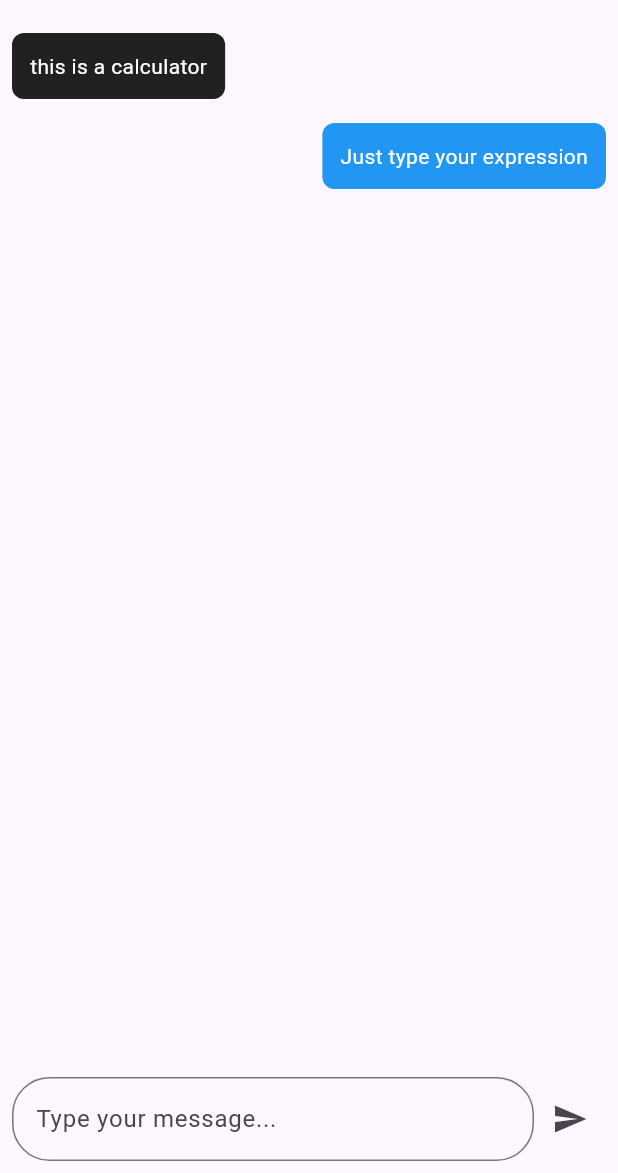
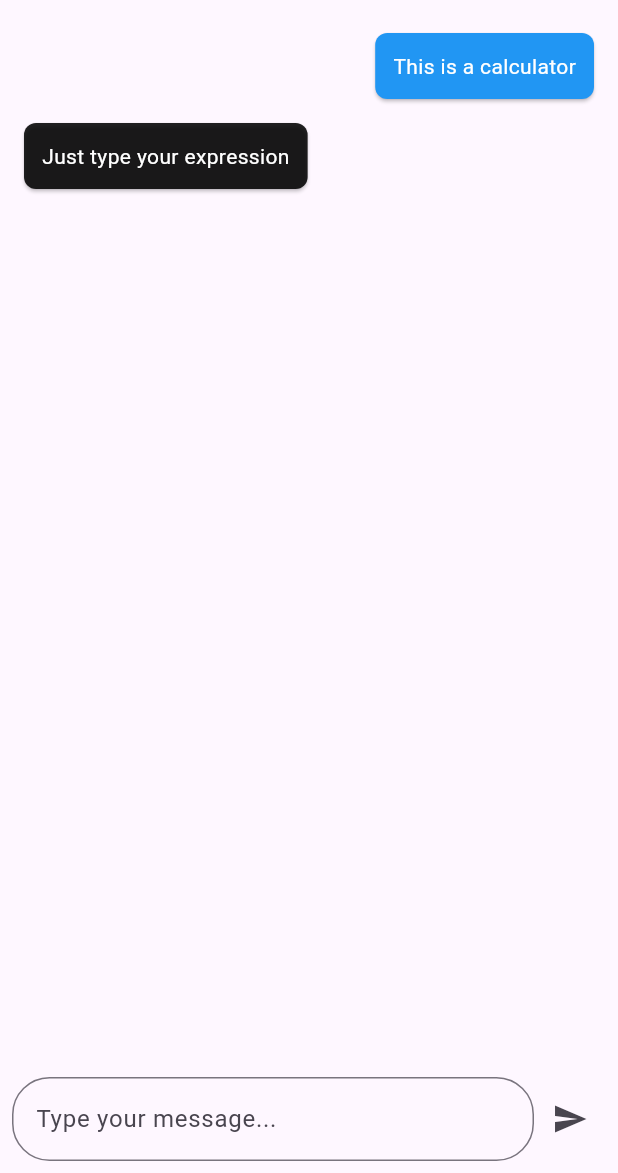
Before and after one commit to selvaganesh0/Whatsapp_calculator, a Flutter app: the screen it shows after launch, after a tap on the "send" icon, on a phone screen of 412 x 824 dp, the part 63-1236 px from its top. Run offline on Flutter 3.47's test engine with Material 3 defaults, Android fonts, the phone set to English and light mode, and no system bars; our stand-ins replace math_expressions.

Commit message:
Update main.dart

```diff
--- a/lib/main.dart
+++ b/lib/main.dart
@@ -9,6 +9,7 @@ class MyApp extends StatelessWidget {
   @override
   Widget build(BuildContext context) {
     return MaterialApp(
+      debugShowCheckedModeBanner: false,
       home: ChatScreen(),
     );
   }
@@ -21,12 +22,25 @@ class ChatScreen extends StatefulWidget {
 
 class _ChatScreenState extends State<ChatScreen> {
   TextEditingController _textController = TextEditingController();
-  int count=0;
   List<Message> _messages = [
-    Message(isMe:false, text:"this is a calculator"),
-    Message(isMe:true, text:"Just type your expression"),
+    Message(isMe: true, text: "This is a calculator"),
+    Message(isMe: false, text: "Just type your expression"),
+  ];
 
-  ];
+  void _handleSendMessage(String message) {
+    setState(() {
+      _messages.add(Message(isMe: true, text: message));
+      try {
+        Parser p = Parser();
+        Expression exp = p.parse(message);
+        ContextModel cm = ContextModel();
+        double eval = exp.evaluate(EvaluationType.REAL, cm);
+        _messages.add(Message(isMe: false, text: eval.toString()));
+      } catch (e) {
+        _messages.add(Message(isMe: false, text: "Error"));
+      }
+    });
+  }
 
   @override
   Widget build(BuildContext context) {
@@ -40,20 +54,12 @@ class _ChatScreenState extends State<ChatScreen> {
             child: ListView.builder(
               itemCount: _messages.length,
               itemBuilder: (context, index) {
-                return MessageWidget(message:_messages[index]);
+                return MessageWidget(message: _messages[index]);
               },
             ),
           ),
           InputWidget(
-            onSendMessage: (String message) {
-              setState(() {
-                count++;
-                if(count%2==0)
-                  _messages.add(Message(isMe:false, text: message));
-                else
-                  _messages.add(Message(isMe:true, text: message));
-              });
-            },
+            onSendMessage: _handleSendMessage,
           ),
         ],
       ),
@@ -65,7 +71,7 @@ class Message {
   final bool isMe;
   final String text;
 
-  Message({required this.isMe,required this.text});
+  Message({required this.isMe, required this.text});
 }
 
 class MessageWidget extends StatelessWidget {
@@ -77,16 +83,16 @@ class MessageWidget extends StatelessWidget {
   Widget build(BuildContext context) {
     return Align(
       alignment: message.isMe ? Alignment.centerRight : Alignment.centerLeft,
-      child: Container(
-        margin: EdgeInsets.all(8.0),
-        padding: EdgeInsets.all(12.0),
-        decoration: BoxDecoration(
-          color: message.isMe ? Colors.blue : Colors.black87,
-          borderRadius: BorderRadius.circular(8.0),
-        ),
-        child: Text(
-          message.text,
-          style: TextStyle(color: Colors.white),
+      child: Card(
+        color: message.isMe ? Colors.blue : Colors.black87,
+        shape: RoundedRectangleBorder(borderRadius: BorderRadius.circular(8.0)),
+        margin: EdgeInsets.symmetric(vertical: 8.0, horizontal: 16.0),
+        child: Padding(
+          padding: EdgeInsets.all(12.0),
+          child: Text(
+            message.text,
+            style: TextStyle(color: Colors.white),
+          ),
         ),
       ),
     );
@@ -104,7 +110,7 @@ class InputWidget extends StatefulWidget {
 
 class _InputWidgetState extends State<InputWidget> {
   final TextEditingController _textController = TextEditingController();
-  String res="";
+
   @override
   Widget build(BuildContext context) {
     return Padding(
@@ -115,10 +121,11 @@ class _InputWidgetState extends State<InputWidget> {
             child: TextField(
               controller: _textController,
               keyboardType: TextInputType.number,
-
               decoration: InputDecoration(
-                  hintText: 'Type your message...',
-                  border: OutlineInputBorder(borderRadius: BorderRadius.all(Radius.circular(25)))
+                hintText: 'Type your message...',
+                border: OutlineInputBorder(
+                  borderRadius: BorderRadius.all(Radius.circular(25)),
+                ),
               ),
             ),
           ),
@@ -129,20 +136,7 @@ class _InputWidgetState extends State<InputWidget> {
               if (message.isNotEmpty) {
                 widget.onSendMessage(message);
                 _textController.clear();
-                Parser p = Parser();
-                Expression exp = p.parse(message);
-                ContextModel cm = ContextModel();
-
-                double eval = exp.evaluate(EvaluationType.REAL, cm);
-                try {
-                  widget.onSendMessage(eval.toString());
-                }
-                catch(e)
-                {
-                  widget.onSendMessage("error");
-                }
               }
-
             },
           ),
         ],
```
